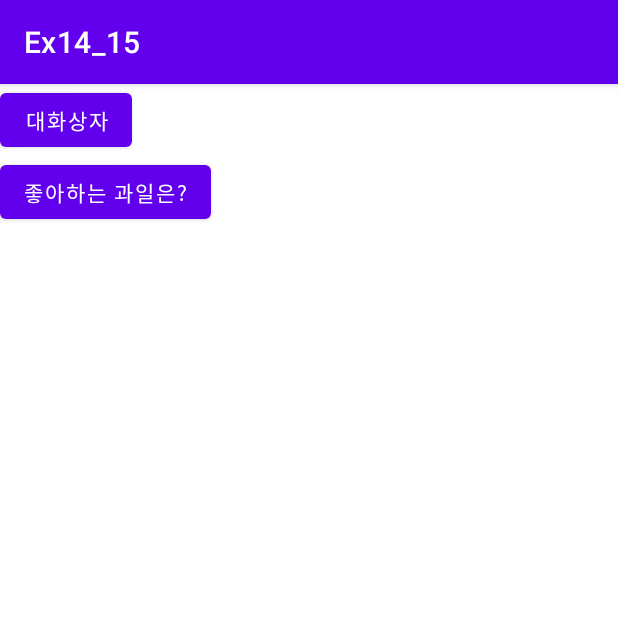
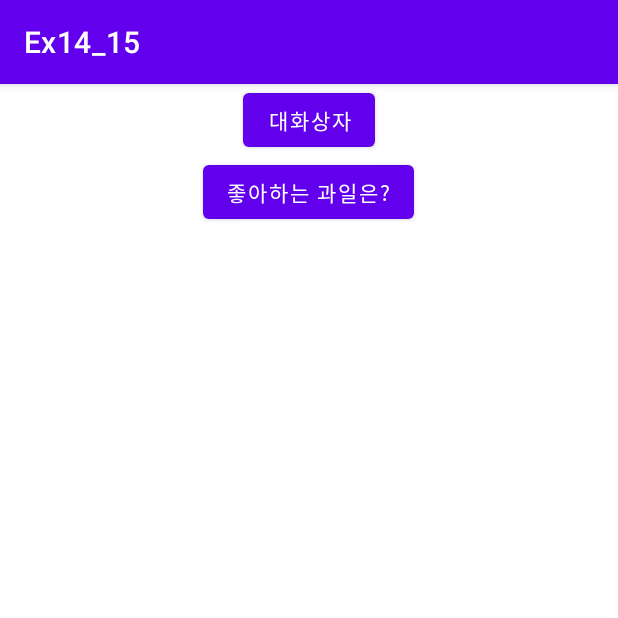
Before and after one commit to koesther0528/Ex14_15, an Android app: the screen it shows after launch (MainActivity), on a phone screen of 412 x 824 dp, the top half of it. Run offline under Robolectric (Android 15) with nearby library versions, the light colour scheme and no system bars.

Commit message:
Edit MainActivity.java Commit

```diff
--- a/app/src/main/java/kr/hs/emirim/ko502804/ex14_15/MainActivity.java
+++ b/app/src/main/java/kr/hs/emirim/ko502804/ex14_15/MainActivity.java
@@ -3,28 +3,48 @@ package kr.hs.emirim.ko502804.ex14_15;
 import androidx.appcompat.app.AlertDialog;
 import androidx.appcompat.app.AppCompatActivity;
 
+import android.media.Image;
 import android.os.Bundle;
 import android.view.View;
 import android.widget.Button;
+import android.widget.ImageView;
 
 public class MainActivity extends AppCompatActivity {
-
+    String[] fruitsArr = {"수박","메론","딸기"};
+    int[] imgsArr = {R.drawable.w1, R.drawable.m1, R.drawable.s1};
+    Button btnFruits;
+    ImageView imgV;
     @Override
     protected void onCreate(Bundle savedInstanceState) {
         super.onCreate(savedInstanceState);
         setContentView(R.layout.activity_main);
         Button btnDialog = findViewById(R.id.btn_dilog);
+        Button btnFruits = findViewById(R.id.btn_fruits);
         btnDialog.setOnClickListener(btnListener);
+        btnFruits.setOnClickListener(btnListener);
+        imgV = findViewById(R.id.imgv);
+
     }
     View.OnClickListener btnListener = new View.OnClickListener() {
         @Override
         public void onClick(View view) {
+            switch (view.getId()){
+                case R.id.btn_dilog:
                     AlertDialog.Builder dialog = new AlertDialog.Builder(getApplicationContext());
                     dialog.setTitle(R.string.dilog_title);
                     dialog.setMessage(R.string.dilog_message);
                     dialog.setIcon(R.drawable.p1);
                     dialog.setPositiveButton(R.string.btn_alert, null);
                     dialog.show();
+
+                case R.id.btn_fruits:
+                    new AlertDialog.Builder(MainActivity.this)
+                    .setTitle(R.string.btn_fruits)
+                    .setIcon(R.drawable.w)
+                            .show();
+                    break;
+
+            }
         }
     };
 }
--- a/app/src/main/res/layout/activity_main.xml
+++ b/app/src/main/res/layout/activity_main.xml
@@ -4,6 +4,7 @@
     xmlns:tools="http://schemas.android.com/tools"
     android:layout_width="match_parent"
     android:layout_height="match_parent"
+    android:gravity="center_horizontal"
     android:orientation="vertical"
     tools:context=".MainActivity">
 
@@ -19,4 +20,11 @@
         android:layout_height="wrap_content"
         android:text="@string/btn_fruits"/>
 
+    <ImageView
+        android:id="@+id/imgv"
+        android:layout_marginTop="50dp"
+        android:layout_width="match_parent"
+        android:layout_height="wrap_content"
+        />
+
 </LinearLayout>
```
Also changed, not shown: app/src/main/res/drawable/m1.jpg (added), app/src/main/res/drawable/s1.jpg (added), app/src/main/res/drawable/w.jpg (added), app/src/main/res/drawable/w1.jpg (added). Lines whose indentation alone changed are shown as unchanged.
